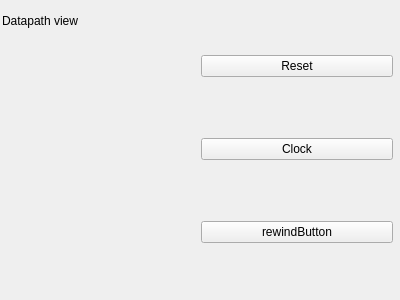
This is src/Ui/App/simulationview.ui in SSu4K/MCAS as Qt 5 draws it before an edit. The edited form follows.
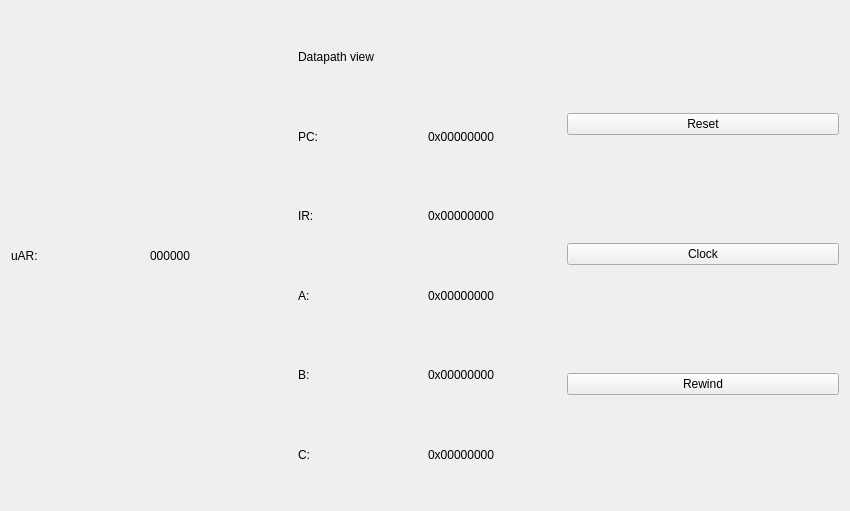
This is the edited form.

Commit message: Microcode Const endoding bugfix. Implemented special internal registers display simulation view.

```diff
--- a/src/Ui/App/simulationview.ui
+++ b/src/Ui/App/simulationview.ui
@@ -6,43 +6,153 @@
    <rect>
     <x>0</x>
     <y>0</y>
-    <width>400</width>
-    <height>300</height>
+    <width>850</width>
+    <height>511</height>
    </rect>
   </property>
+  <property name="sizePolicy">
+   <sizepolicy hsizetype="Expanding" vsizetype="Expanding">
+    <horstretch>1</horstretch>
+    <verstretch>1</verstretch>
+   </sizepolicy>
+  </property>
   <property name="windowTitle">
    <string>Form</string>
   </property>
-  <widget class="QWidget" name="horizontalLayoutWidget">
-   <property name="geometry">
-    <rect>
-     <x>2</x>
-     <y>0</y>
-     <width>391</width>
-     <height>301</height>
-    </rect>
-   </property>
-   <layout class="QHBoxLayout" name="horizontalLayout_2">
+  <layout class="QVBoxLayout" name="verticalLayout_2">
+   <item>
+    <layout class="QHBoxLayout" name="horizontalLayout_2" stretch="1,1,1">
+     <item>
+      <layout class="QVBoxLayout" name="verticalLayout_3">
+       <item>
+        <layout class="QHBoxLayout" name="uarDisplayLayout">
+         <item>
+          <widget class="QLabel" name="uarLabel">
+           <property name="text">
+            <string>uAR:</string>
+           </property>
+          </widget>
+         </item>
     <item>
-     <layout class="QVBoxLayout" name="verticalLayout_3"/>
+          <widget class="QLabel" name="uarValueLabel">
+           <property name="text">
+            <string>000000</string>
+           </property>
+          </widget>
+         </item>
+        </layout>
+       </item>
+      </layout>
     </item>
     <item>
      <layout class="QVBoxLayout" name="verticalLayout">
       <item>
        <widget class="QWidget" name="datapathwidget" native="true">
+         <property name="sizePolicy">
+          <sizepolicy hsizetype="Expanding" vsizetype="Expanding">
+           <horstretch>0</horstretch>
+           <verstretch>0</verstretch>
+          </sizepolicy>
+         </property>
+         <layout class="QVBoxLayout" name="verticalLayout_5">
+          <item>
         <widget class="QLabel" name="label">
-         <property name="geometry">
-          <rect>
-           <x>0</x>
-           <y>10</y>
-           <width>121</width>
-           <height>21</height>
-          </rect>
-         </property>
          <property name="text">
           <string>Datapath view</string>
          </property>
         </widget>
+          </item>
+          <item>
+           <layout class="QHBoxLayout" name="pcDisplayLayout">
+            <item>
+             <widget class="QLabel" name="pcLabel">
+              <property name="text">
+               <string>PC:</string>
+              </property>
+             </widget>
+            </item>
+            <item>
+             <widget class="QLabel" name="pcValueLabel">
+              <property name="text">
+               <string>0x00000000</string>
+              </property>
+             </widget>
+            </item>
+           </layout>
+          </item>
+          <item>
+           <layout class="QHBoxLayout" name="irDisplayLayout">
+            <item>
+             <widget class="QLabel" name="irLabel">
+              <property name="text">
+               <string>IR:</string>
+              </property>
+             </widget>
+            </item>
+            <item>
+             <widget class="QLabel" name="irValueLabel">
+              <property name="text">
+               <string>0x00000000</string>
+              </property>
+             </widget>
+            </item>
+           </layout>
+          </item>
+          <item>
+           <layout class="QHBoxLayout" name="aDisplayLayout">
+            <item>
+             <widget class="QLabel" name="aLabel">
+              <property name="text">
+               <string>A:</string>
+              </property>
+             </widget>
+            </item>
+            <item>
+             <widget class="QLabel" name="aValueLabel">
+              <property name="text">
+               <string>0x00000000</string>
+              </property>
+             </widget>
+            </item>
+           </layout>
+          </item>
+          <item>
+           <layout class="QHBoxLayout" name="bDisplayLayout">
+            <item>
+             <widget class="QLabel" name="bLabel">
+              <property name="text">
+               <string>B:</string>
+              </property>
+             </widget>
+            </item>
+            <item>
+             <widget class="QLabel" name="bValueLabel">
+              <property name="text">
+               <string>0x00000000</string>
+              </property>
+             </widget>
+            </item>
+           </layout>
+          </item>
+          <item>
+           <layout class="QHBoxLayout" name="cDisplayLayout">
+            <item>
+             <widget class="QLabel" name="cLabel">
+              <property name="text">
+               <string>C:</string>
+              </property>
+             </widget>
+            </item>
+            <item>
+             <widget class="QLabel" name="cValueLabel">
+              <property name="text">
+               <string>0x00000000</string>
+              </property>
+             </widget>
+            </item>
+           </layout>
+          </item>
+         </layout>
        </widget>
       </item>
      </layout>
@@ -66,14 +176,15 @@
       <item>
        <widget class="QPushButton" name="rewindButton">
         <property name="text">
-         <string>rewindButton</string>
+          <string>Rewind</string>
         </property>
        </widget>
       </item>
      </layout>
     </item>
    </layout>
-  </widget>
+   </item>
+  </layout>
  </widget>
  <resources/>
  <connections/>
```
Lines whose indentation alone changed are shown as unchanged. The commit also changes 23 other files.
